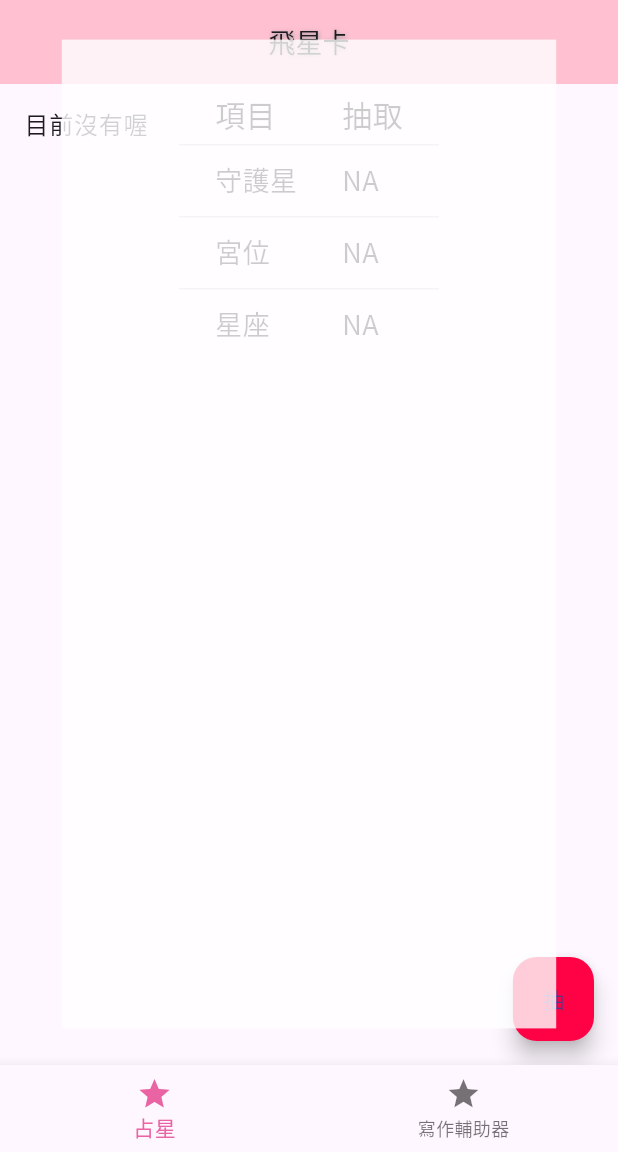
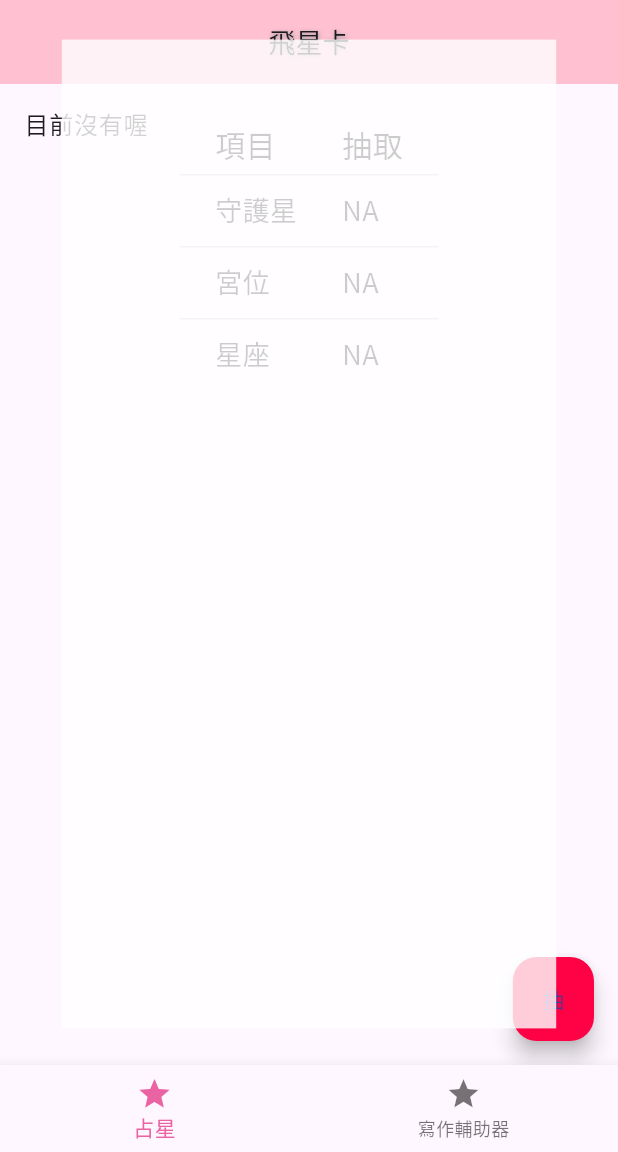
Before and after one commit to fanfaner1207/divination, a Flutter app: the screen it shows after launch, after a tap on an icon or button, on a phone screen of 412 x 824 dp, the part 84-1236 px from its top. Run offline on Flutter 3.47's test engine with Material 3 defaults, Android fonts, the phone set to English and light mode, and no system bars; our stand-ins replace sqflite; missing offline and left inert: bottom_drawer; accounts and stored records are empty.

Commit message:
微調占星DataTable位置

```diff
--- a/lib/main.dart
+++ b/lib/main.dart
@@ -3,7 +3,7 @@ import 'tabs/astrology.dart';
 import 'tabs/writingassistant.dart';
 
 void main() {
-  runApp(const MyApp());
+  runApp(MyApp());
 }
 
 class MyApp extends StatelessWidget {
@@ -12,7 +12,9 @@ class MyApp extends StatelessWidget {
   Widget build(BuildContext context) {
     return MaterialApp(
       theme: ThemeData(
-          visualDensity: VisualDensity.comfortable, fontFamily: "NotoSansTC"),
+        visualDensity: VisualDensity.comfortable,
+        fontFamily: "NotoSansTC",
+      ),
       home: const Mystatefulwidget(),
     );
   }
@@ -28,10 +30,7 @@ class Mystatefulwidget extends StatefulWidget {
 class _MystatefulwidgetState extends State<Mystatefulwidget> {
   int _setectedIndex = 0;
 
-  static const List _widgetOptions = [
-    Astrology(),
-    WritingAssistant(),
-  ];
+  static const List _widgetOptions = [Astrology(), WritingAssistant()];
 
   @override
   Widget build(BuildContext context) {
@@ -52,7 +51,8 @@ class _MystatefulwidgetState extends State<Mystatefulwidget> {
           setState(() {
             _setectedIndex = index;
           });
-          }),
+        },
+      ),
     );
   }
 }
--- a/lib/tabs/astrology.dart
+++ b/lib/tabs/astrology.dart
@@ -68,7 +68,7 @@ class _AstrologyState extends State<Astrology> {
                 onDrawingComplete: () {
                   _overlayEntry?.remove();
                   _overlayEntry = null;
-                  setState(() {});// 强制刷新畫面
+                  setState(() {}); // 强制刷新畫面
                 },
                 onSumOfProductsUpdated: (sum) {
                   setState(() {
@@ -127,6 +127,7 @@ class _AstrologyState extends State<Astrology> {
             child: Column(
               mainAxisSize: MainAxisSize.max,
               children: [
+                Positioned(top: 500, child: Text('')),
                 DataTable(
                   columnSpacing: 30,
                   headingRowHeight: 40,
```
Also changed, not shown: lib/tabs/overlay_page.dart (+3 -50 lines). Lines whose indentation alone changed are shown as unchanged.
